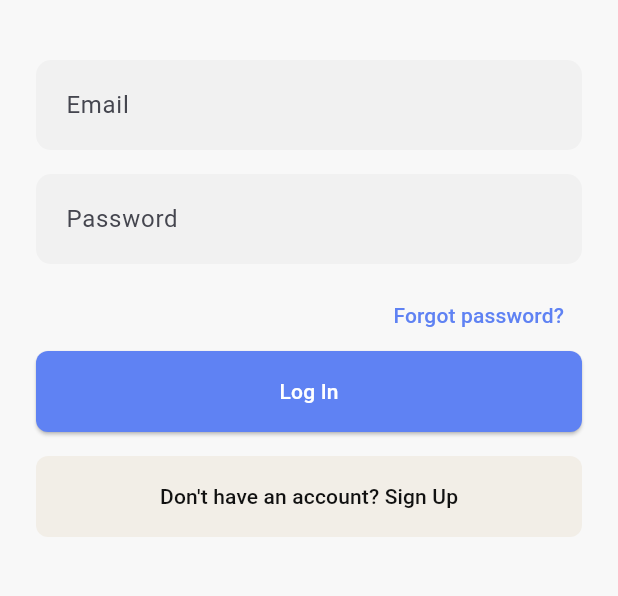
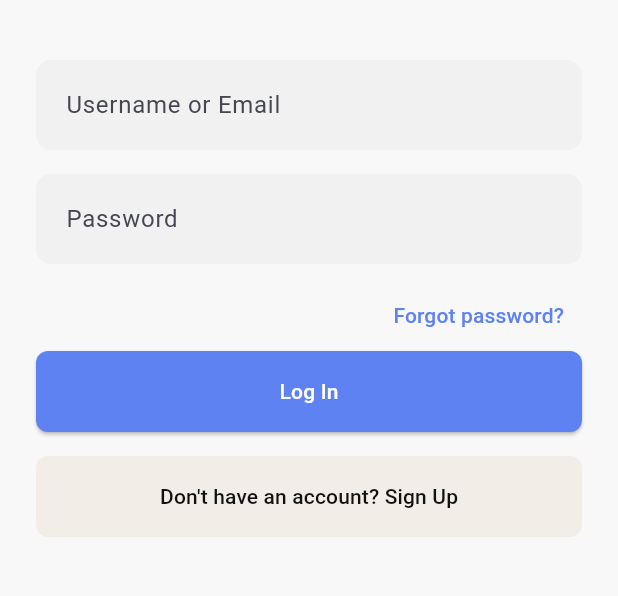
Before and after one commit to nick-mama/ChoreMate, a Flutter app: the screen it shows after launch, on a phone screen of 412 x 824 dp, the part 385-981 px from its top. Run offline on Flutter 3.47's test engine with Material 3 defaults, Android fonts, the phone set to English and light mode, and no system bars; our stand-ins replace cached_network_image, cloud_firestore, firebase_auth, firebase_core, firebase_storage, fl_chart and 3 more; accounts and stored records are empty.

Commit message:
enabled log in through username and new error message if no account found

```diff
--- a/lib/features/auth/pages/login_page.dart
+++ b/lib/features/auth/pages/login_page.dart
@@ -88,10 +88,11 @@ class _LoginPageState extends State<LoginPage> {
 
   String _friendlyError(String code) {
     switch (code) {
-      case 'user-not-found':
+      case 'account-not-found':
+        return 'There is no account for that username/email.';
       case 'wrong-password':
       case 'invalid-credential':
-        return 'Incorrect email or password.';
+        return 'Incorrect password.';
       case 'too-many-requests':
         return 'Too many attempts. Try again later.';
       default:
@@ -121,7 +122,10 @@ class _LoginPageState extends State<LoginPage> {
 
                     const SizedBox(height: 40),
 
-                    AppTextField(controller: emailController, hint: 'Email'),
+                    AppTextField(
+                      controller: emailController,
+                      hint: 'Username or Email',
+                    ),
 
                     const SizedBox(height: 16),
 
--- a/lib/features/auth/pages/signup_page.dart
+++ b/lib/features/auth/pages/signup_page.dart
@@ -53,6 +53,25 @@ class _SignupPageState extends State<SignupPage> {
   Future<void> _signup() async {
     FocusScope.of(context).unfocus();
 
+    final username = usernameController.text.trim().toLowerCase();
+
+    if (username.length < 3) {
+      setState(() {
+        showError = true;
+        errorMessage = 'Username must be at least 3 characters.';
+      });
+      return;
+    }
+
+    if (!RegExp(r'^[a-z0-9_]+$').hasMatch(username)) {
+      setState(() {
+        showError = true;
+        errorMessage =
+            'Username can only use letters, numbers, and underscores.';
+      });
+      return;
+    }
+
     if (passwordController.text != confirmPasswordController.text) {
       setState(() {
         showError = true;
@@ -80,11 +99,11 @@ class _SignupPageState extends State<SignupPage> {
         password: passwordController.text,
         firstName: firstNameController.text.trim(),
         lastName: lastNameController.text.trim(),
-        username: usernameController.text.trim(),
+        username: username,
         phone: phoneController.text.trim(),
       );
       if (!mounted) return;
-      // After signup, verify email → then household setup
+
       Navigator.pushNamedAndRemoveUntil(
         context,
         AppRouter.verify,
@@ -108,6 +127,8 @@ class _SignupPageState extends State<SignupPage> {
         return 'Please enter a valid email address.';
       case 'weak-password':
         return 'Password must be at least 6 characters.';
+      case 'username-already-in-use':
+        return 'That username is already taken.';
       default:
         return 'Something went wrong. Please try again.';
     }
```
Also changed, not shown: lib/core/services/auth_service.dart (+75 -4 lines).
